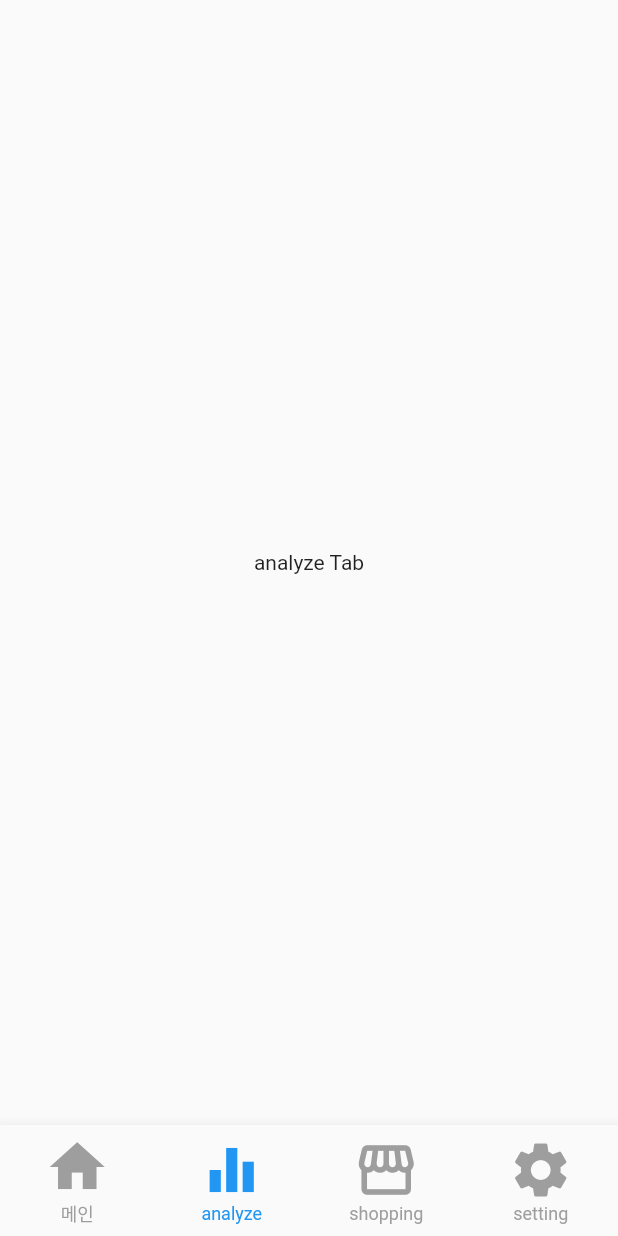
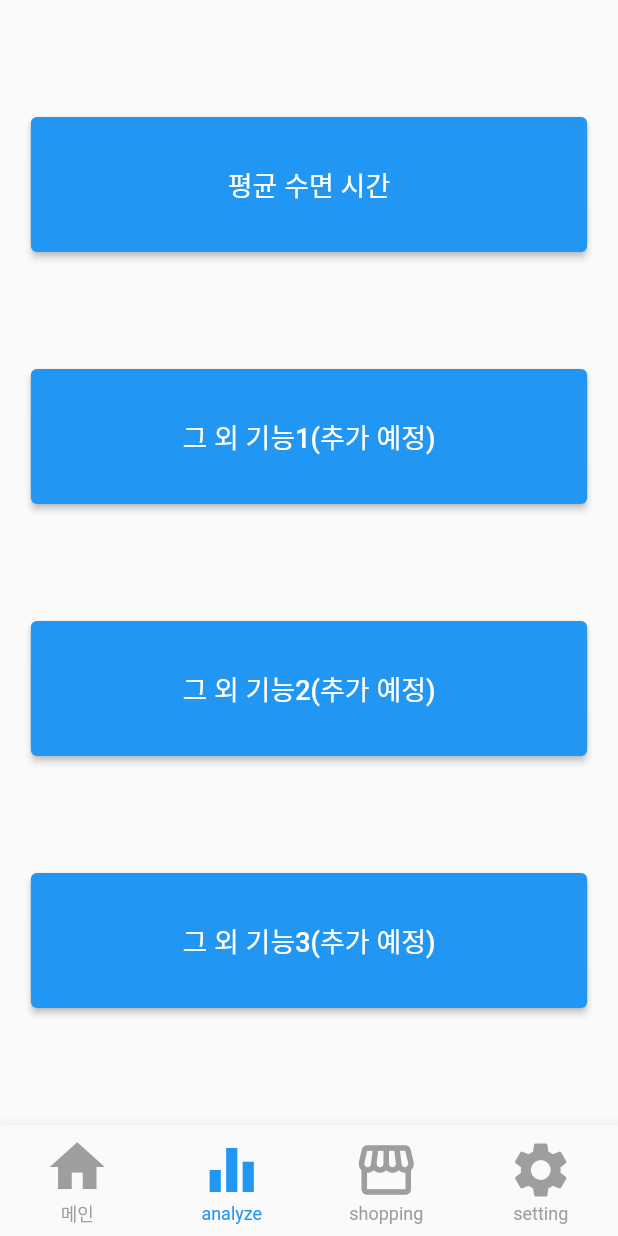
Before and after one commit to jinwoo1234/Dream_Walk, a Flutter app: the screen it shows after launch, item 2 of the bottom bar chosen, on a phone screen of 412 x 824 dp. Run offline on Flutter 3.47's test engine with Material 2 defaults, Android fonts, the phone set to English and light mode, and no system bars.

Commit message:
분석페이지 와이어프레임

```diff
--- a/lib/analyze.dart
+++ b/lib/analyze.dart
@@ -6,8 +6,97 @@ class Analyze extends StatelessWidget{
 
   @override
   Widget build(BuildContext context) {
-    return const Center(
-      child: Text("analyze Tab"),
+    return MaterialApp(
+      debugShowCheckedModeBanner: false,
+      home: Scaffold(
+        body: Center(
+          child: Column(
+            mainAxisAlignment: MainAxisAlignment.spaceEvenly,
+            children: [
+              StyledButton(
+                buttonText: '평균 수면 시간',
+                onPressed: () {
+                  // 버튼 1을 눌렀을 때 수행할 작업
+                  print('11');
+                },
+              ),
+              StyledButton(
+                buttonText: '그 외 기능1(추가 예정)',
+                onPressed: () {
+                  // 버튼 1을 눌렀을 때 수행할 작업
+                  showDialog(
+                    context: context,
+                    builder: (BuildContext context) {
+                      return AlertDialog(
+                        content: Text('추가 예정 입니다 🤗', textAlign: TextAlign.center),
+                      );
+                    },
+                  );
+                },
+              ),
+              StyledButton(
+                buttonText: '그 외 기능2(추가 예정)',
+                onPressed: () {
+                  // 버튼 1을 눌렀을 때 수행할 작업
+                  showDialog(
+                    context: context,
+                    builder: (BuildContext context) {
+                      return AlertDialog(
+                        content: Text('추가 예정 입니다 🤗', textAlign: TextAlign.center),
+                      );
+                    },
+                  );
+                },
+              ),
+              StyledButton(
+                buttonText: '그 외 기능3(추가 예정)',
+                onPressed: () {
+                  // 버튼 1을 눌렀을 때 수행할 작업
+                  showDialog(
+                    context: context,
+                    builder: (BuildContext context) {
+                      return AlertDialog(
+                        content: Text('추가 예정 입니다 🤗', textAlign: TextAlign.center),
+                      );
+                    },
+                  );
+                },
+              ),
+            ],
+          ),
+        ),
+      ),
     );
   }
 }
+
+class StyledButton extends StatelessWidget {
+  final String buttonText;
+  final VoidCallback? onPressed;
+
+  StyledButton({required this.buttonText, this.onPressed});
+
+  @override
+  Widget build(BuildContext context) {
+    return Container(
+      width: MediaQuery.of(context).size.width * 0.9,
+      height: 90,
+      decoration: BoxDecoration(
+        borderRadius: BorderRadius.circular(8),
+        color: Colors.blue,
+      ),
+      child: ElevatedButton(
+        onPressed: onPressed,
+        child: Center(
+          child: Text(
+            buttonText,
+            style: TextStyle(
+              color: Colors.white,
+              fontSize: 18,
+            ),
+          ),
+        ),
+      ),
+    );
+  }
+}
```
